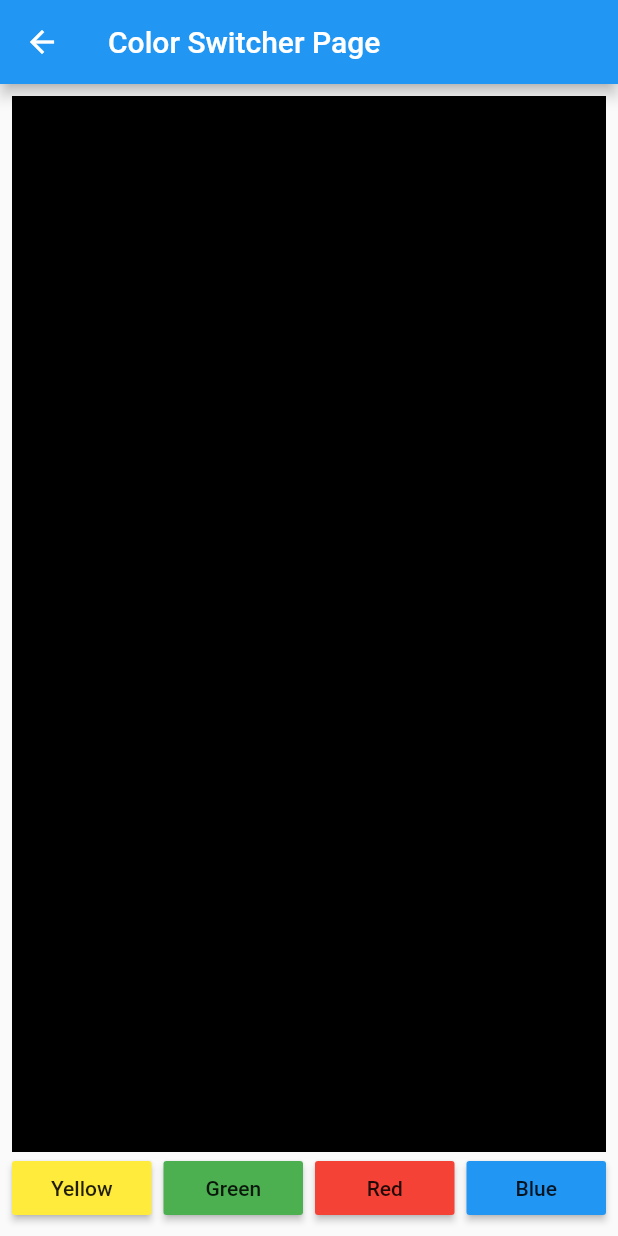
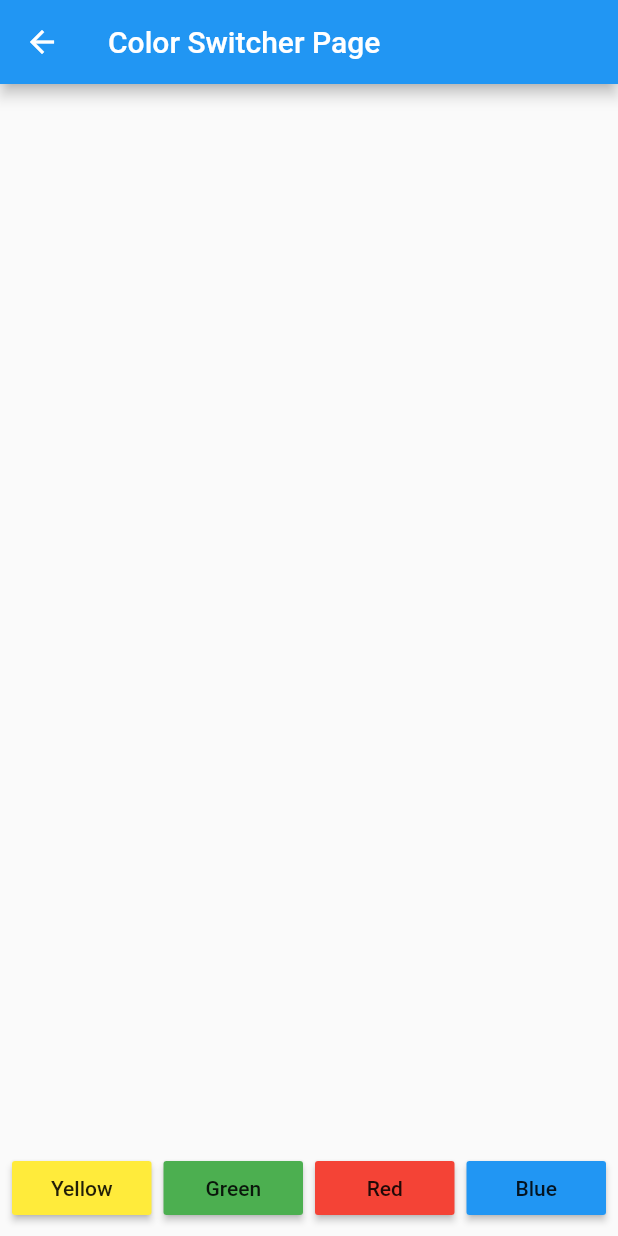
Before and after one commit to NaingMyoThawNMYT/Flutter-Bloc-1, a Flutter app: the ColorSwitcherPage screen opened directly, on a phone screen of 412 x 824 dp. Run offline on Flutter 3.47's test engine with Material 2 defaults, Android fonts, the phone set to English and light mode, and no system bars; our stand-ins replace bloc, flutter_bloc.

Commit message:
1. At "ColorSwitcherPage", BlocListener is added. Purpose is to know the usages of BlocListener.

```diff
--- a/lib/ui/color_switcher_page.dart
+++ b/lib/ui/color_switcher_page.dart
@@ -22,13 +22,37 @@ class ColorSwitcherPage extends StatelessWidget {
             Expanded(
               child: BlocBuilder<ColorBloc, ColorState>(
                 builder: (context, state) {
-                  return Container(
-                    color: (state is ChangeColorState)
-                        ? state.color
-                        : Colors.black,
-                  );
+                  if (state is ChangeColorState) {
+                    return Container(color: state.color);
+                  } else {
+                    return Container(color: Colors.transparent);
+                  }
                 },
               ),
+            ),
+            // BlocListener should be used for functionality
+            // that needs to occur only in response to a state change
+            // such as navigation, showing a SnackBar,
+            // showing a Dialog, etc...
+            BlocListener<ColorBloc, ColorState>(
+              condition: (previousState, currentState) {
+                // "listener" will only work when this method return true
+                // so you can add condition here
+                return true;
+              },
+              listener: (context, state) {
+                if (state is ChangeColorState) {
+                  Scaffold.of(context)
+                    ..removeCurrentSnackBar()
+                    ..showSnackBar(
+                      SnackBar(
+                        content: Text('Color is changed'),
+                      ),
+                    );
+                }
+                // else...
+              },
+              child: Container(),
             ),
             Row(
               children: <Widget>[
```
Also changed, not shown: changelog.txt.
